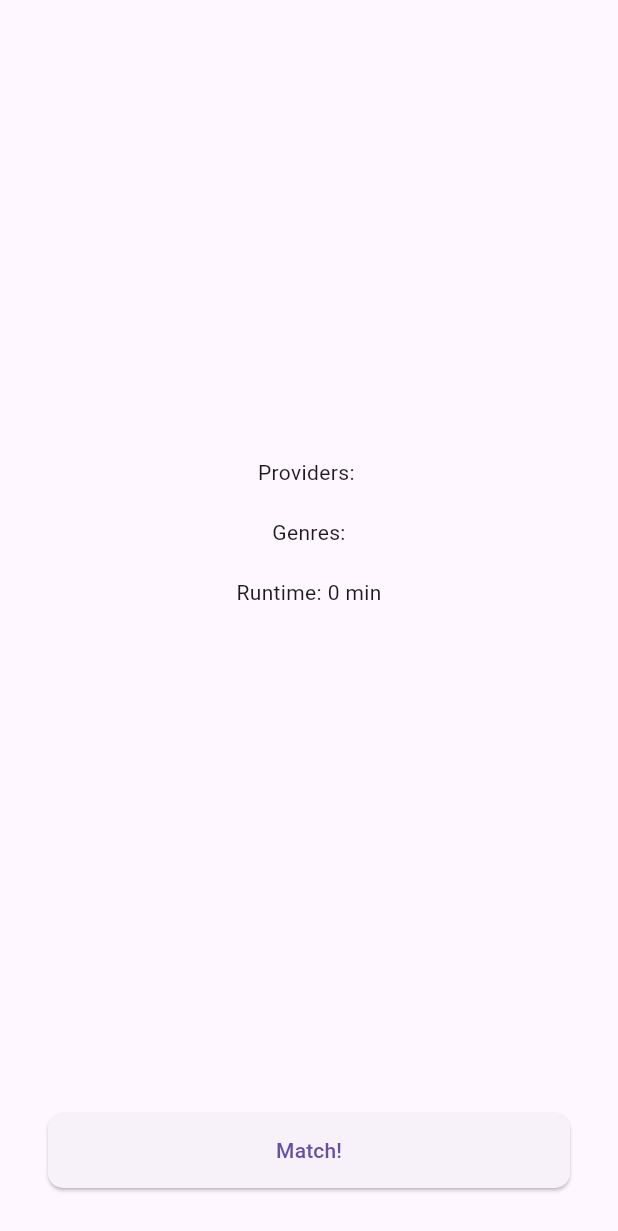
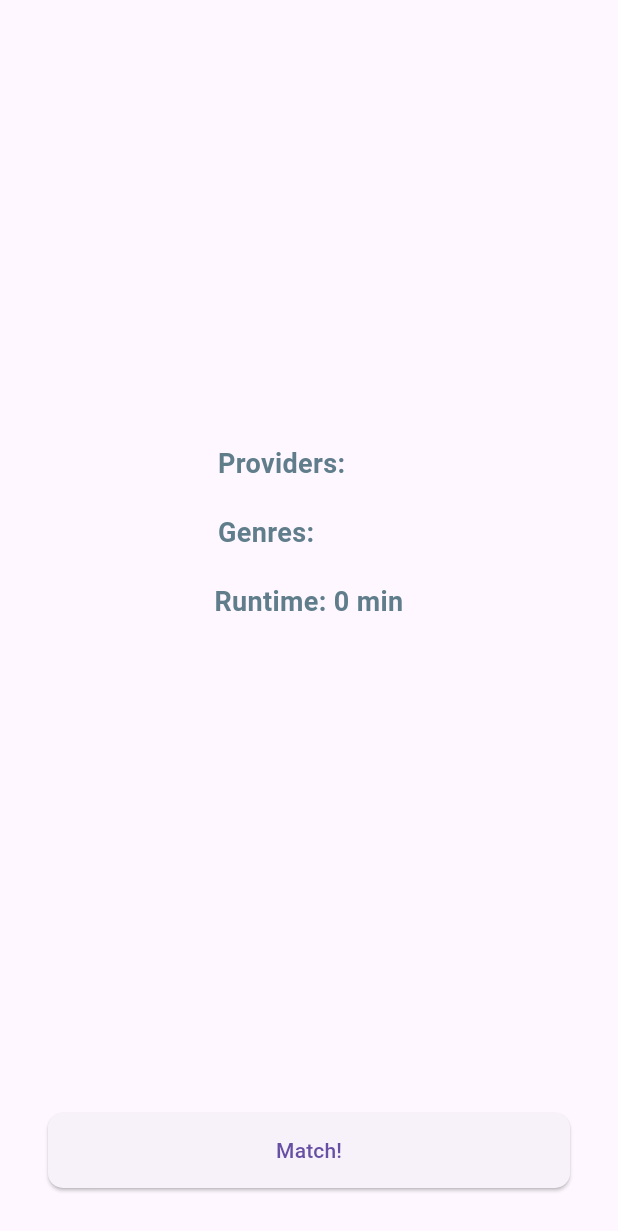
Before and after one commit to 21solclaro/cinematch, a Flutter app: the SelectedScreen screen opened directly, on a phone screen of 412 x 824 dp. Shown: the top 1231 px of the screen. Run offline on Flutter 3.47's test engine with Material 3 defaults, Android fonts, the phone set to English and light mode, and no system bars; our stand-ins replace flutter_dotenv, flutter_riverpod.

Commit message:
update: Renamed files and variables to improve code readability and maintainability.

```diff
--- a/lib/const/genre.dart
+++ /dev/null
@@ -1,23 +0,0 @@
-import 'package:flutter/material.dart';
-
-final List<Map<String, dynamic>> genres = [
-  {'name': 'Action', 'icon': Icons.flash_on, 'id': 28},
-  {'name': 'Adventure', 'icon': Icons.explore, 'id': 12},
-  {'name': 'Animation', 'icon': Icons.animation, 'id': 16},
-  {'name': 'Comedy', 'icon': Icons.sentiment_very_satisfied, 'id': 35},
-  {'name': 'Crime', 'icon': Icons.gavel, 'id': 80},
-  {'name': 'Documentary', 'icon': Icons.assignment, 'id': 99},
-  {'name': 'Drama', 'icon': Icons.filter_drama, 'id': 18},
-  {'name': 'Family', 'icon': Icons.family_restroom, 'id': 10751},
-  {'name': 'Fantasy', 'icon': Icons.auto_awesome, 'id': 14},
-  {'name': 'History', 'icon': Icons.history_edu, 'id': 36},
-  {'name': 'Horror', 'icon': Icons.home, 'id': 27},
-  {'name': 'Music', 'icon': Icons.music_note, 'id': 10402},
-  {'name': 'Mystery', 'icon': Icons.help_outline, 'id': 9648},
-  {'name': 'Romance', 'icon': Icons.favorite, 'id': 10749},
-  {'name': 'Science Fiction', 'icon': Icons.science, 'id': 878},
-  {'name': 'TV Movie', 'icon': Icons.live_tv, 'id': 10770},
-  {'name': 'Thriller', 'icon': Icons.thunderstorm, 'id': 53},
-  {'name': 'War', 'icon': Icons.military_tech, 'id': 10752},
-  {'name': 'Western', 'icon': Icons.landscape, 'id': 37},
-];
--- /dev/null
+++ b/lib/const/genres.dart
@@ -0,0 +1,27 @@
+import 'package:flutter/material.dart';
+
+final List<Map<String, dynamic>> genreNames = [
+  {'genre_name': 'Action', 'icon': Icons.flash_on, 'genre_id': 28},
+  {'genre_name': 'Adventure', 'icon': Icons.explore, 'genre_id': 12},
+  {'genre_name': 'Animation', 'icon': Icons.animation, 'genre_id': 16},
+  {
+    'genre_name': 'Comedy',
+    'icon': Icons.sentiment_very_satisfied,
+    'genre_id': 35
+  },
+  {'genre_name': 'Crime', 'icon': Icons.gavel, 'genre_id': 80},
+  {'genre_name': 'Documentary', 'icon': Icons.assignment, 'genre_id': 99},
+  {'genre_name': 'Drama', 'icon': Icons.filter_drama, 'genre_id': 18},
+  {'genre_name': 'Family', 'icon': Icons.family_restroom, 'genre_id': 10751},
+  {'genre_name': 'Fantasy', 'icon': Icons.auto_awesome, 'genre_id': 14},
+  {'genre_name': 'History', 'icon': Icons.history_edu, 'genre_id': 36},
+  {'genre_name': 'Horror', 'icon': Icons.home, 'genre_id': 27},
+  {'genre_name': 'Music', 'icon': Icons.music_note, 'genre_id': 10402},
+  {'genre_name': 'Mystery', 'icon': Icons.help_outline, 'genre_id': 9648},
+  {'genre_name': 'Romance', 'icon': Icons.favorite, 'genre_id': 10749},
+  {'genre_name': 'Science Fiction', 'icon': Icons.science, 'genre_id': 878},
+  {'genre_name': 'TV Movie', 'icon': Icons.live_tv, 'genre_id': 10770},
+  {'genre_name': 'Thriller', 'icon': Icons.thunderstorm, 'genre_id': 53},
+  {'genre_name': 'War', 'icon': Icons.military_tech, 'genre_id': 10752},
+  {'genre_name': 'Western', 'icon': Icons.landscape, 'genre_id': 37},
+];
--- a/lib/const/providers.dart
+++ b/lib/const/providers.dart
@@ -1,4 +1,4 @@
-final List<Map<String, dynamic>> providers = [
+final List<Map<String, dynamic>> providerNames = [
   {'provider_name': 'Amazon Prime Video', 'provider_id': 9},
   {'provider_name': 'Disney Plus', 'provider_id': 337},
   {'provider_name': 'Hulu', 'provider_id': 15},
--- a/lib/screens/selected_screen.dart
+++ b/lib/screens/selected_screen.dart
@@ -17,15 +17,37 @@ class SelectedScreen extends ConsumerWidget {
           padding: const EdgeInsets.all(16.0),
           child: Column(
             mainAxisAlignment: MainAxisAlignment.center,
-            crossAxisAlignment: CrossAxisAlignment.center,
+            crossAxisAlignment: CrossAxisAlignment.start,
             children: [
-              Text('Providers: ${selection.providers.join(',')}'),
+              Text(
+                'Providers: ${selection.providerNamesList.join(', ')}',
+                style: const TextStyle(
+                  fontSize: 18,
+                  color: Colors.blueGrey,
+                  fontWeight: FontWeight.bold,
+                ),
+                textAlign: TextAlign.center,
+              ),
               const SizedBox(height: 20),
-              Text('Genres: ${selection.genres.join(',')}',
-                  textAlign: TextAlign.center),
+              Text(
+                'Genres: ${selection.genreNamesList.join(', ')}',
+                style: const TextStyle(
+                  fontSize: 18,
+                  color: Colors.blueGrey,
+                  fontWeight: FontWeight.bold,
+                ),
+                textAlign: TextAlign.center,
+              ),
               const SizedBox(height: 20),
-              Text('Runtime: ${selection.runtime.toString()} min',
-                  textAlign: TextAlign.center),
+              Text(
+                'Runtime: ${selection.runtime.toString()} min',
+                style: const TextStyle(
+                  fontSize: 18,
+                  color: Colors.blueGrey,
+                  fontWeight: FontWeight.bold,
+                ),
+                textAlign: TextAlign.center,
+              ),
             ],
           ),
         ),
```
Also changed, not shown: lib/models/selection_criteria.dart (+23 -0 lines), lib/screens/genre_selection_screen.dart (renamed from lib/screens/genre_screen.dart, +10 -10 lines), lib/screens/provider_selection_screen.dart (+7 -5 lines), lib/screens/runtime_selection_screen.dart (renamed from lib/screens/runtime_screen.dart).
